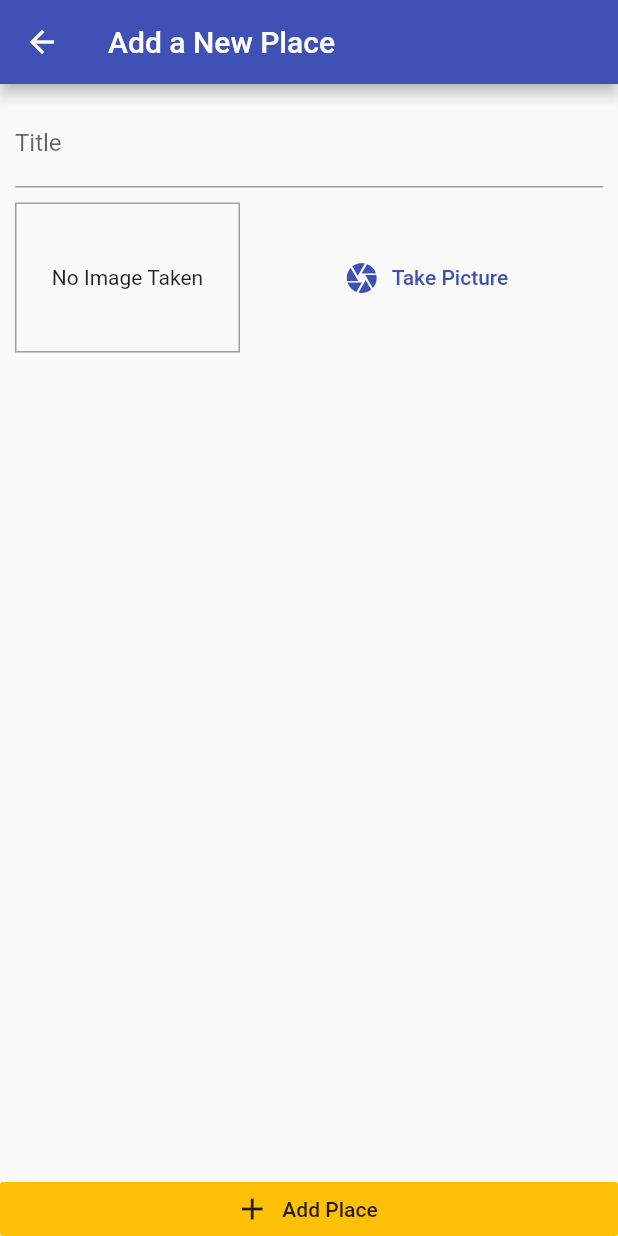
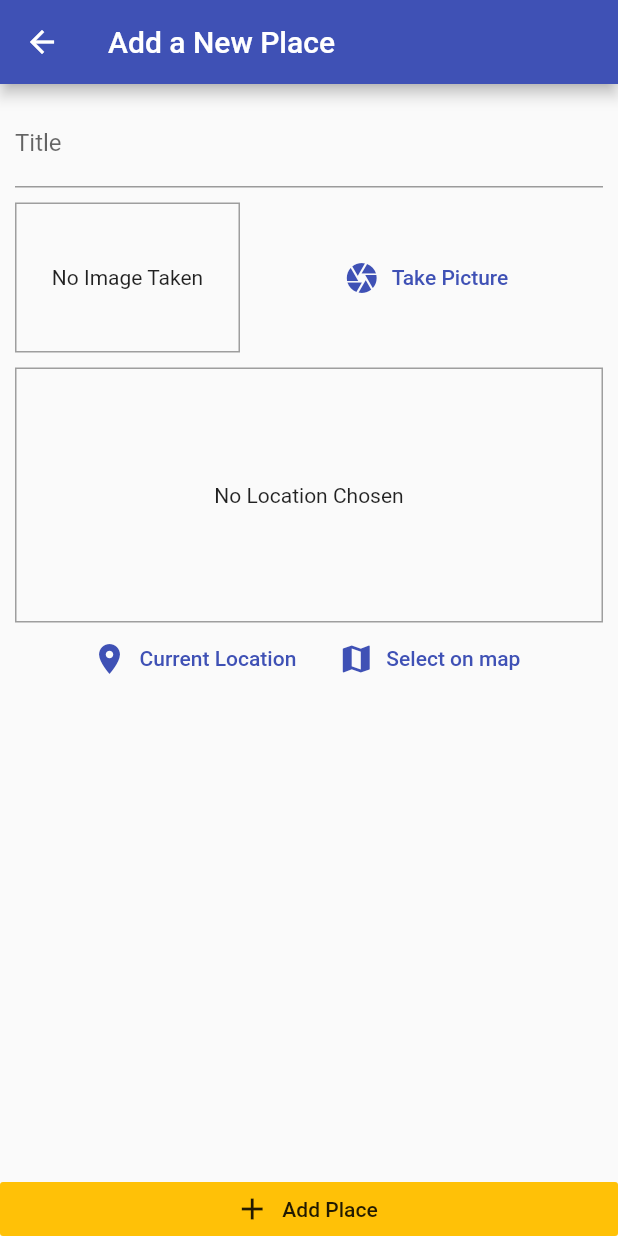
Before and after one commit to wlren/places_app, a Flutter app: the AddPlaceScreen screen opened by its route, on a phone screen of 412 x 824 dp. Run offline on Flutter 3.47's test engine with Material 2 defaults, Android fonts, the phone set to English and light mode, and no system bars; our stand-ins replace google_maps_flutter, image_picker, location, sqflite; accounts and stored records are empty.

Commit message:
Add google map

```diff
--- /dev/null
+++ b/lib/helpers/location_helper.dart
@@ -0,0 +1,7 @@
+const GOOGLE_API_KEY = 'AIzaSyBee-mx825MGVuy_b_uIwpUvOz-Ej8RUyA';
+
+class LocationHelper {
+  static String generateLocationImage({double latitude, double longitude}) {
+    return 'https://maps.googleapis.com/maps/api/staticmap?center=&$latitude,$longitude&zoom=17&size=600x300&maptype=roadmap&markers=color:red%7Clabel:A%7C$latitude,$longitude&key=$GOOGLE_API_KEY';
+  }
+}
--- a/lib/models/place.dart
+++ b/lib/models/place.dart
@@ -7,7 +7,7 @@ class PlaceLocation {
   final double longitude;
   final String address;
 
-  PlaceLocation({
+  const PlaceLocation({
     @required this.latitude,
     @required this.longitude,
     this.address,
--- a/lib/screens/add_place_screen.dart
+++ b/lib/screens/add_place_screen.dart
@@ -5,6 +5,7 @@ import 'package:provider/provider.dart';
 
 import '../widgets/image_input.dart';
 import '../providers/great_places.dart';
+import '../widgets/location_input.dart';
 
 class AddPlaceScreen extends StatefulWidget {
   static const routeName = '/add-place';
@@ -53,6 +54,8 @@ class _AddPlaceScreenState extends State<AddPlaceScreen> {
                       height: 10,
                     ),
                     ImageInput(_selectImage),
+                    SizedBox(height: 10),
+                    LocationInput(),
                   ],
                 ),
               ),
--- /dev/null
+++ b/lib/widgets/location_input.dart
@@ -0,0 +1,68 @@
+import 'package:flutter/material.dart';
+import 'package:location/location.dart';
+
+import '../helpers/location_helper.dart';
+
+class LocationInput extends StatefulWidget {
+  @override
+  _LocationInputState createState() => _LocationInputState();
+}
+
+class _LocationInputState extends State<LocationInput> {
+  String _previewImageUrl;
+
+  Future<void> _getCurrentLocation() async {
+    final locData = await Location().getLocation();
+    final staticMapImageUrl = LocationHelper.generateLocationImage(
+        latitude: locData.latitude, longitude: locData.longitude);
+    setState(() {
+      _previewImageUrl = staticMapImageUrl;
+    });
+  }
+
+  @override
+  Widget build(BuildContext context) {
+    return Column(
+      children: [
+        Container(
+          height: 170,
+          decoration:
+              BoxDecoration(border: Border.all(width: 1, color: Colors.grey)),
+          width: double.infinity,
+          alignment: Alignment.center,
+          child: _previewImageUrl == null
+              ? Text(
+                  'No Location Chosen',
+                  textAlign: TextAlign.center,
+                )
+              : Image.network(
+                  _previewImageUrl,
+                  fit: BoxFit.cover,
+                  width: double.infinity,
+                ),
+        ),
+        Row(
+          mainAxisAlignment: MainAxisAlignment.center,
+          children: [
+            FlatButton.icon(
+              onPressed: _getCurrentLocation,
+              icon: Icon(
+                Icons.location_on,
+              ),
+              label: Text('Current Location'),
+              textColor: Theme.of(context).primaryColor,
+            ),
+            FlatButton.icon(
+              onPressed: null,
+              icon: Icon(
+                Icons.map,
+              ),
+              label: Text('Select on map'),
+              textColor: Theme.of(context).primaryColor,
+            ),
+          ],
+        )
+      ],
+    );
+  }
+}
--- a/pubspec.yaml
+++ b/pubspec.yaml
@@ -29,6 +29,7 @@ dependencies:
   path: ^1.7.0
   sqflite: ^1.3.2+2
   location: ^3.2.1
+  google_maps_flutter: ^1.0.10
 
 
 
```
Also changed, not shown: lib/screens/map_screen.dart (added, +37 -0 lines), pubspec.lock, 6 other files.
